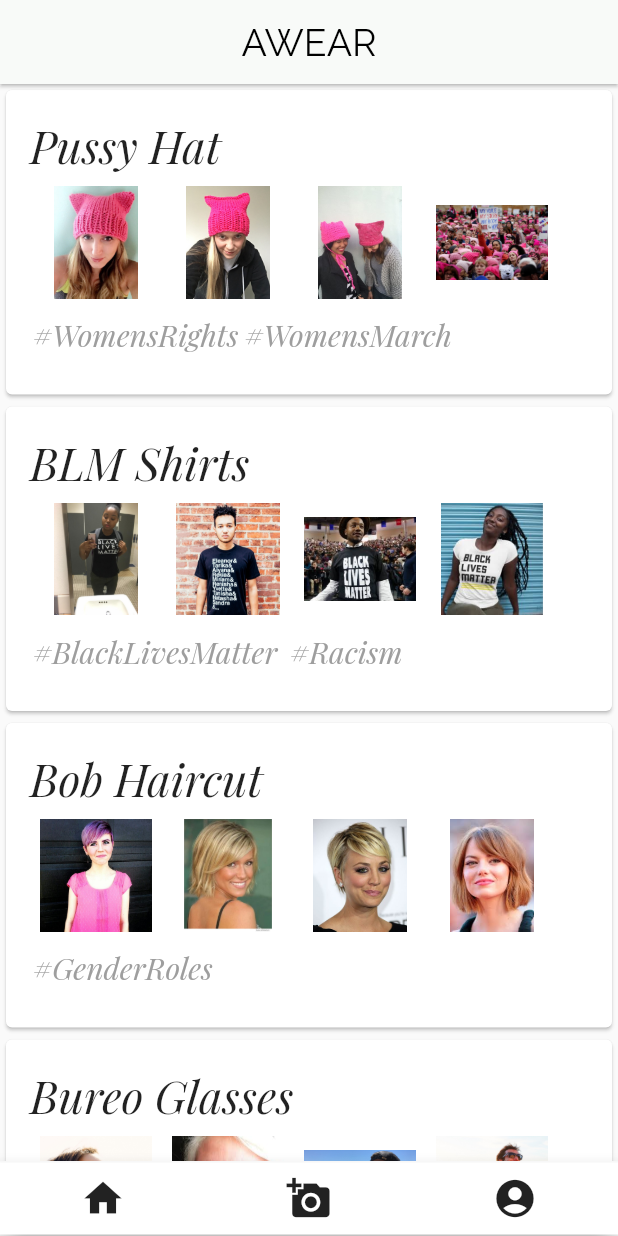
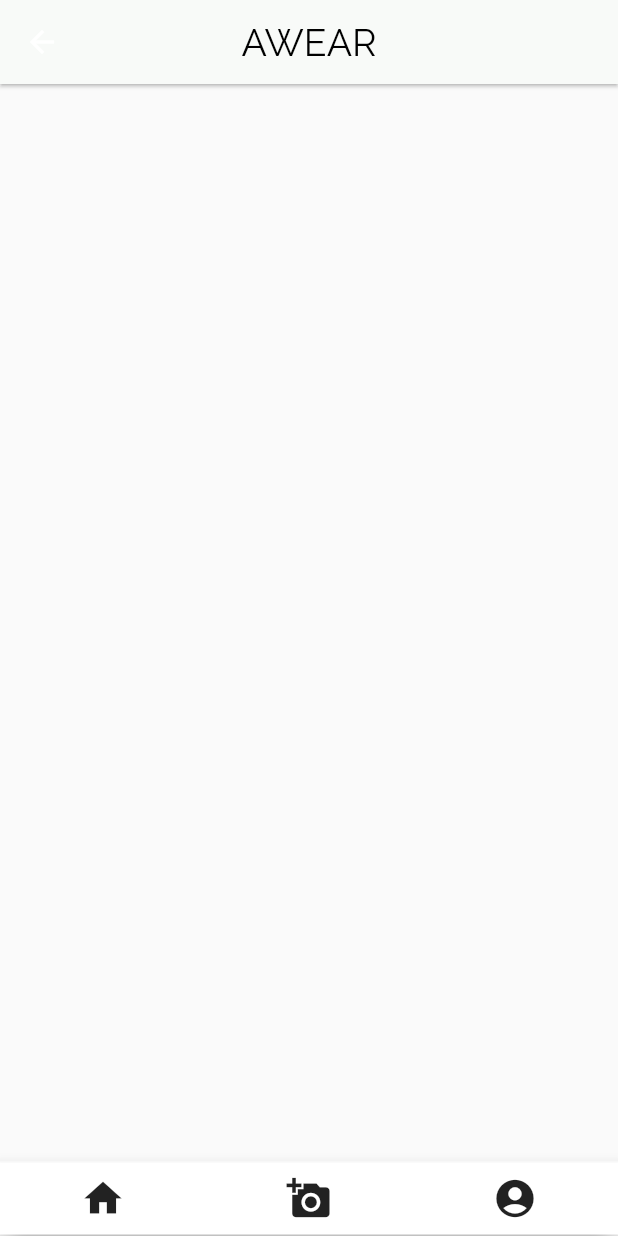
Before and after one commit to peterdjlee/stuyhacksVI-SesameBagels, a Flutter app: the screen it shows after launch, after a tap on the "account circle" icon, on a phone screen of 412 x 824 dp. Run offline on Flutter 3.47's test engine with Material 2 defaults, Android fonts, the phone set to English and light mode, and no system bars.

Commit message:
routing to different pages functional

```diff
--- a/awear/lib/awear_list.dart
+++ b/awear/lib/awear_list.dart
@@ -35,7 +35,7 @@ class AwearList extends StatelessWidget {
                               ),
                             ),
                             onPressed: () {
-                              //TODO: FILL IN ONPRESSED
+                              Navigator.of(context).pushNamed('/MovementPage');
                             },
                           ),
                           new PictureList(movements[index]),
@@ -54,7 +54,7 @@ class AwearList extends StatelessWidget {
                                   ),
                                 ),
                                   onPressed: () {
-                                  //TODO: FILL IN ONPRESSED
+                                    Navigator.of(context).pushNamed('/IssuePage');
                                   }),
                               new FlatButton(
                                 padding: const EdgeInsets.only(left: 2.0, right: 2.0),
@@ -68,7 +68,7 @@ class AwearList extends StatelessWidget {
                                 ),
                              ),
                                 onPressed: () {
-                                  //TODO: FILL IN ONPRESSED
+                                    Navigator.of(context).pushNamed('/IssuePage');
                                   },
                             ),
                           ],
--- a/awear/lib/main.dart
+++ b/awear/lib/main.dart
@@ -1,4 +1,9 @@
-import 'package:awear/awear_home.dart';
+import 'package:awear/pages/home_page.dart';
+import 'package:awear/pages/issue_page.dart';
+import 'package:awear/pages/movement_page.dart';
+import 'package:awear/pages/picture_page.dart';
+import 'package:awear/pages/profile_page.dart';
+import 'package:awear/pages/upload_page.dart';
 import 'package:flutter/material.dart';
 
 void main() => runApp(new MyApp());
@@ -13,7 +18,15 @@ class MyApp extends StatelessWidget {
         fontFamily: 'SongMyung',
         primaryColor: Colors.black,
       ),
-      home: new AwearHome(),
+      home: new HomePage(),
+      routes: <String, WidgetBuilder> {
+        "/MovementPage" : (BuildContext context) => new MovementPage(),
+        "/HomePage" : (BuildContext context) => new HomePage(),
+        "/ProfilePage" : (BuildContext context) => new ProfilePage(),
+        "/IssuePage" : (BuildContext context) => new IssuePage(),
+        "/UploadPage" : (BuildContext context) => new UploadPage(),
+        "/PicturePage" : (BuildContext context) => new PicturePage(),
+      },
     );
   }
 }
--- a/awear/lib/awear_home.dart
+++ b/awear/lib/pages/home_page.dart
@@ -1,16 +1,13 @@
 import 'package:awear/awear_list.dart';
-import 'package:awear/movement_page.dart';
 import 'package:flutter/material.dart';
 
-class AwearHome extends StatelessWidget {
+class HomePage extends StatelessWidget {
 
   final topBar = new AppBar(
+    centerTitle: true,
     backgroundColor: new Color(0xfff8faf8),
     elevation: 1.0,
-    title: new Row(
-      mainAxisAlignment: MainAxisAlignment.center,
-      children: <Widget>[
-        new Text(
+    title: new Text(
         'AWEAR',
         style: new TextStyle(
           color: Colors.black,
@@ -18,8 +15,6 @@ class AwearHome extends StatelessWidget {
           fontSize: 25.0,
         )
     ),
-      ],
-    )
   );
 
   @override
@@ -40,21 +35,27 @@ class AwearHome extends StatelessWidget {
                     Icons.home,
                     size: 30.0,
                   ),
-                  onPressed: () {},
+                  onPressed: () {
+                    Navigator.of(context).pushNamed('/AwearPage');
+                  },
               ),
               new IconButton(
                 icon: Icon(
                   Icons.add_a_photo,
                   size: 30.0,
                 ),
-                onPressed: () {},
+                onPressed: () {
+                  Navigator.of(context).pushNamed('/UploadPage');
+                },
               ),
               new IconButton(
                 icon: Icon(
                   Icons.account_circle,
                   size: 30.0,
                 ),
-                onPressed: () {},
+                onPressed: () {
+                  Navigator.of(context).pushNamed('/ProfilePage');
+                },
               ),
             ],
           )
--- a/awear/lib/movement_page.dart
+++ b/awear/lib/pages/picture_page.dart
@@ -1,6 +1,6 @@
 import 'package:flutter/material.dart';
 
-class MovementPage extends StatelessWidget {
+class PicturePage extends StatelessWidget {
   @override
   Widget build(BuildContext context) {
     return Container();
--- /dev/null
+++ b/awear/lib/pages/profile_page.dart
@@ -0,0 +1,65 @@
+import 'package:flutter/material.dart';
+
+class ProfilePage extends StatelessWidget {
+
+  final topBar = new AppBar(
+    centerTitle: true,
+    backgroundColor: new Color(0xfff8faf8),
+    elevation: 1.0,
+    title: new Text(
+        'AWEAR',
+        style: new TextStyle(
+          color: Colors.black,
+          fontFamily: 'Raleway',
+          fontSize: 25.0,
+        )
+    ),
+  );
+
+  @override
+  Widget build(BuildContext context) {
+    return new Scaffold(
+      appBar: topBar,
+      body: new Container(),
+      bottomNavigationBar: new Container(
+          color: Colors.white,
+          height: 50.0,
+          alignment: Alignment.center,
+          child: new BottomAppBar(
+              child: new Row(
+                mainAxisAlignment: MainAxisAlignment.spaceAround,
+                children: <Widget>[
+                  new IconButton(
+                    icon: Icon(
+                      Icons.home,
+                      size: 30.0,
+                    ),
+                    onPressed: () {
+                      Navigator.of(context).pushNamed('/AwearPage');
+                    },
+                  ),
+                  new IconButton(
+                    icon: Icon(
+                      Icons.add_a_photo,
+                      size: 30.0,
+                    ),
+                    onPressed: () {
+                      Navigator.of(context).pushNamed('/UploadPage');
+                    },
+                  ),
+                  new IconButton(
+                    icon: Icon(
+                      Icons.account_circle,
+                      size: 30.0,
+                    ),
+                    onPressed: () {
+                      Navigator.of(context).pushNamed('/ProfilePage');
+                    },
+                  ),
+                ],
+              )
+          )
+      ),
+    );
+  }
+}
```
Also changed, not shown: awear/lib/pages/issue_page.dart (added, +65 -0 lines), awear/lib/pages/movement_page.dart (added, +65 -0 lines), awear/lib/pages/upload_page.dart (added, +8 -0 lines), awear/lib/picture_list.dart (+4 -4 lines). Lines whose indentation alone changed are shown as unchanged.
